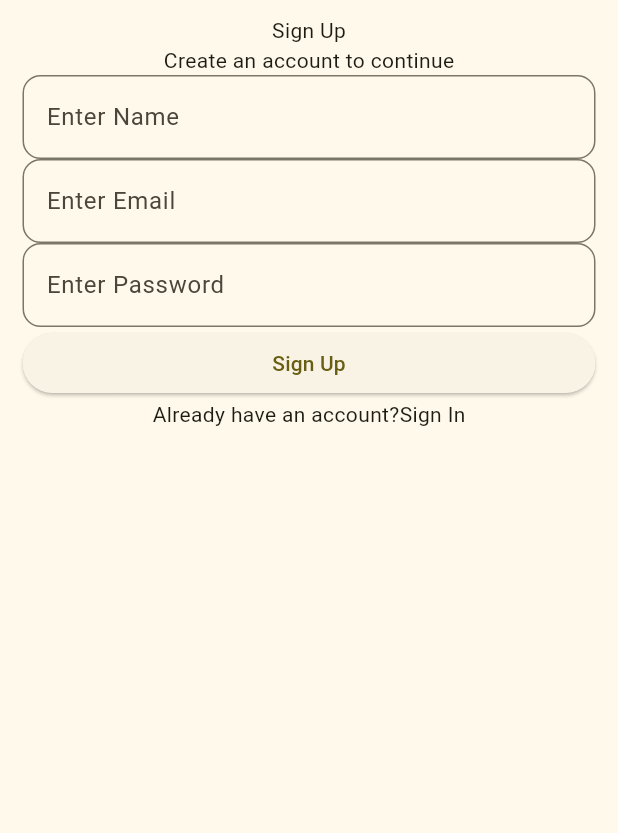
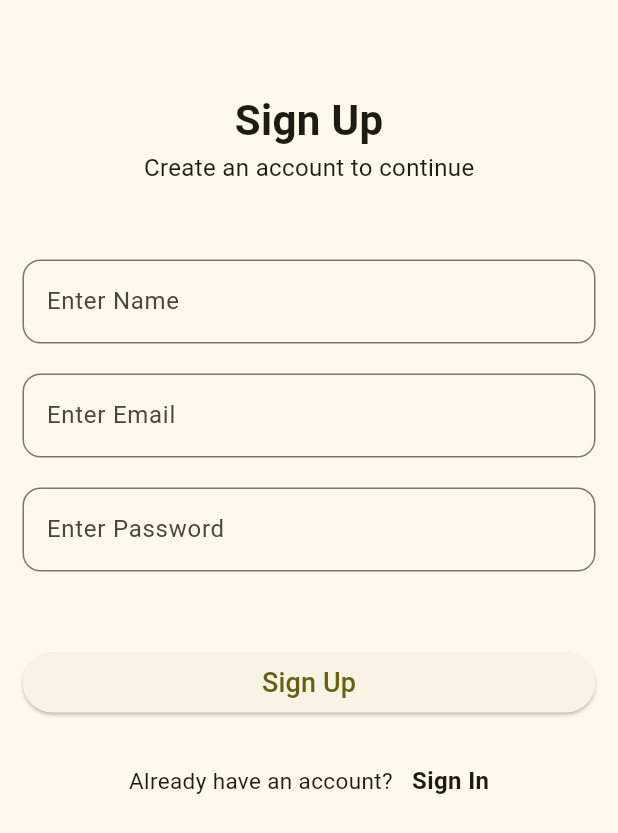
Before and after one commit to Rahul-Sharma-Github/Notes-App, a Flutter app: the SignUpPage screen opened directly, on a phone screen of 412 x 824 dp. Shown: the top 833 px of the screen. Run offline on Flutter 3.47's test engine with Material 2 defaults, Android fonts, the phone set to English and light mode, and no system bars; our stand-ins replace cloud_firestore, device_preview, firebase_auth, firebase_core, get; accounts and stored records are empty.

Commit message:
Sign Up Page completed

```diff
--- a/lib/Pages/signup/signup_page.dart
+++ b/lib/Pages/signup/signup_page.dart
@@ -27,18 +27,31 @@ class SignUpPage extends StatelessWidget {
               crossAxisAlignment: CrossAxisAlignment.stretch,
               mainAxisSize: MainAxisSize.min,
               children: [
+                const SizedBox(height: 50),
                 const Row(
                   mainAxisAlignment: MainAxisAlignment.center,
                   children: [
-                    Text('Sign Up'),
+                    Text(
+                      'Sign Up',
+                      style: TextStyle(
+                        fontSize: 28,
+                        fontWeight: FontWeight.bold,
+                      ),
+                    ),
                   ],
                 ),
                 const Row(
                   mainAxisAlignment: MainAxisAlignment.center,
                   children: [
-                    Text('Create an account to continue'),
+                    Text(
+                      'Create an account to continue',
+                      style: TextStyle(
+                        fontSize: 16,
+                      ),
+                    ),
                   ],
                 ),
+                const SizedBox(height: 50),
                 Form(
                   key: formKeySignUp,
                   child: Column(
@@ -62,6 +75,7 @@ class SignUpPage extends StatelessWidget {
                           return null;
                         },
                       ),
+                      const SizedBox(height: 20),
                       TextFormField(
                         controller: emailController,
                         decoration: InputDecoration(
@@ -79,6 +93,7 @@ class SignUpPage extends StatelessWidget {
                           return null;
                         },
                       ),
+                      const SizedBox(height: 20),
                       TextFormField(
                         controller: passwordController,
                         decoration: InputDecoration(
@@ -96,6 +111,7 @@ class SignUpPage extends StatelessWidget {
                           return null;
                         },
                       ),
+                      const SizedBox(height: 50),
                       ElevatedButton(
                         onPressed: () {
                           if (formKeySignUp.currentState!.validate()) {
@@ -115,23 +131,37 @@ class SignUpPage extends StatelessWidget {
                             Get.back();
                           }
                         },
-                        child: const Text('Sign Up'),
+                        child: const Text(
+                          'Sign Up',
+                          style: TextStyle(fontSize: 18),
+                        ),
                       ),
                     ],
                   ),
                 ),
+                const SizedBox(height: 30),
                 Row(
                   mainAxisAlignment: MainAxisAlignment.center,
                   children: [
-                    const Text('Already have an account?'),
+                    const Text(
+                      'Already have an account?',
+                      style: TextStyle(fontSize: 15),
+                    ),
                     InkWell(
-                      child: const Text('Sign In'),
+                      child: const Text(
+                        '   Sign In',
+                        style: TextStyle(
+                          fontSize: 16,
+                          fontWeight: FontWeight.bold,
+                        ),
+                      ),
                       onTap: () {
                         Get.back();
                       },
                     ),
                   ],
                 ),
+                const SizedBox(height: 50),
               ],
             ),
           ),
```
